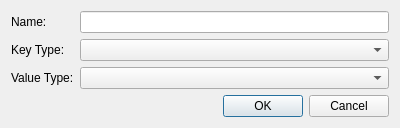
Old version of the form Source/Tome/Features/Types/View/mapwindow.ui in the repository npruehs/tome-editor.
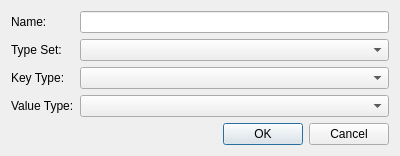
New version of the form.

Commit message: ADDED: Fields - Moving custom types between files.

The edit to the form file:
```diff
--- a/Source/Tome/Features/Types/View/mapwindow.ui
+++ b/Source/Tome/Features/Types/View/mapwindow.ui
@@ -21,30 +21,30 @@
      </property>
     </widget>
    </item>
-   <item row="1" column="0">
+   <item row="0" column="1">
+    <widget class="QLineEdit" name="lineEditName"/>
+   </item>
+   <item row="2" column="0">
     <widget class="QLabel" name="labelKeyType">
      <property name="text">
       <string>Key Type:</string>
      </property>
     </widget>
    </item>
-   <item row="2" column="0">
+   <item row="2" column="1">
+    <widget class="QComboBox" name="comboBoxKeyType"/>
+   </item>
+   <item row="3" column="0">
     <widget class="QLabel" name="labelValueType">
      <property name="text">
       <string>Value Type:</string>
      </property>
     </widget>
    </item>
-   <item row="0" column="1">
-    <widget class="QLineEdit" name="lineEditName"/>
-   </item>
-   <item row="1" column="1">
-    <widget class="QComboBox" name="comboBoxKeyType"/>
-   </item>
-   <item row="2" column="1">
-    <widget class="QComboBox" name="comboBoxValueType"/>
-   </item>
    <item row="3" column="1">
+    <widget class="QComboBox" name="comboBoxValueType"/>
+   </item>
+   <item row="4" column="1">
     <widget class="QDialogButtonBox" name="buttonBox">
      <property name="orientation">
       <enum>Qt::Horizontal</enum>
@@ -54,6 +54,16 @@
      </property>
     </widget>
    </item>
+   <item row="1" column="0">
+    <widget class="QLabel" name="labelTypeSet">
+     <property name="text">
+      <string>Type Set:</string>
+     </property>
+    </widget>
+   </item>
+   <item row="1" column="1">
+    <widget class="QComboBox" name="comboBoxTypeSet"/>
+   </item>
   </layout>
  </widget>
  <resources/>
```
The commit also changes 14 other files.
